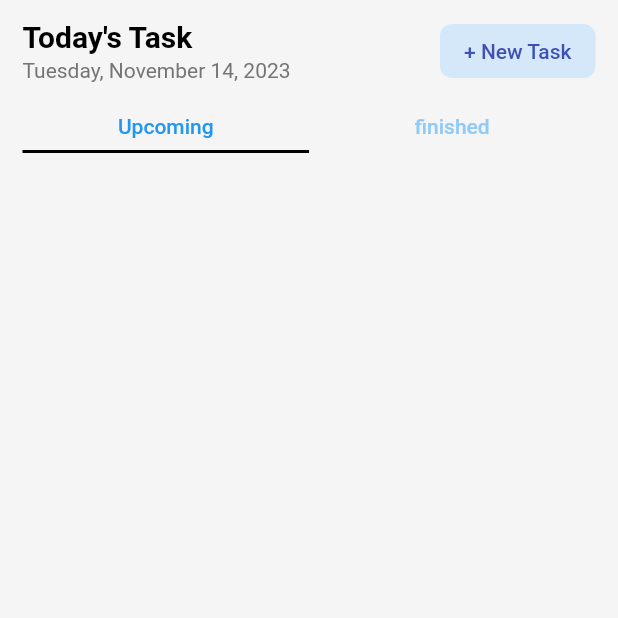
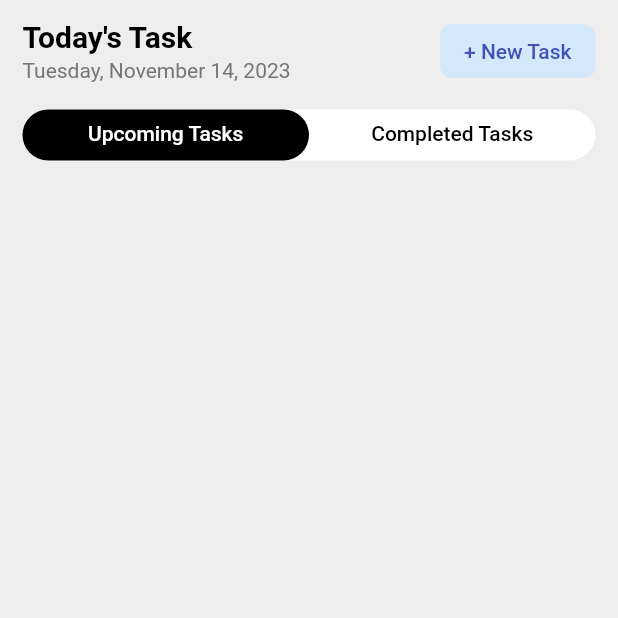
Before and after one commit to riishal/Reminder-App, a Flutter app: the screen it shows after launch, on a phone screen of 412 x 824 dp, the top half of it. Run offline on Flutter 3.47's test engine with Material 2 defaults, Android fonts, the light colour scheme and no system bars; our stand-ins replace cloud_firestore, firebase_core, flutter_local_notifications, flutter_native_timezone_updated_gradle, fluttertoast, permission_handler and 2 more; missing offline and left inert: a package; accounts and stored records are empty.

Commit message:
last commit

```diff
--- a/lib/constants/alert_message.dart
+++ b/lib/constants/alert_message.dart
@@ -11,7 +11,7 @@ class AlertMessage {
             onPressed: () {
               Navigator.pop(context);
             },
-            child: Text("Ok"))
+            child: const Text("Ok"))
       ],
     );
     showDialog(
--- a/lib/service/notification_helper.dart
+++ b/lib/service/notification_helper.dart
@@ -84,13 +84,13 @@ class LocalNotifications {
         payload: payload);
   }
 
-  static tz.TZDateTime _tzDateTime(
-      String year, String month, String day, String hour, String minute) {
+  static tz.TZDateTime _tzDateTime(String year, String month, String day,
+      String hour, String minute, int minut) {
     print('Scheduled : Date $year:$month:$day | Time $hour:$minute');
     final tz.TZDateTime now = tz.TZDateTime.now(tz.local);
     tz.TZDateTime scheduledDate = tz.TZDateTime.from(
         DateTime(int.parse(year), int.parse(month), int.parse(day),
-            int.parse(hour), int.parse(minute) - 5),
+            int.parse(hour), int.parse(minute) - minut),
         tz.local);
     if (scheduledDate.isBefore(now)) {
       scheduledDate = scheduledDate.add(const Duration(days: 1));
@@ -99,13 +99,13 @@ class LocalNotifications {
   }
 
   // to schedule a local notification
-  static Future showScheduleNotification({
-    required String title,
-    required String body,
-    required String payload,
-    required String time,
-    required String date,
-  }) async {
+  static Future showScheduleNotification(
+      {required String title,
+      required String body,
+      required String payload,
+      required String time,
+      required String date,
+      required int minute}) async {
     List dateList = date.split('/').toList(); // 11/23  [11, 23]
     String newFormat = DateFormat("HH:mm")
         .format(DateFormat("hh:mma").parse(time.split(" ").join()));
@@ -119,13 +119,8 @@ class LocalNotifications {
         Random().nextInt(10000),
         title,
         body,
-        _tzDateTime(
-          dateList[2],
-          dateList[0],
-          dateList[1],
-          timeList[0],
-          timeList[1],
-        ),
+        _tzDateTime(dateList[2], dateList[0], dateList[1], timeList[0],
+            timeList[1], minute),
         // tz.TZDateTime.now(tz.local).add(const Duration(seconds: 1)),
         const NotificationDetails(
             android: AndroidNotificationDetails(
--- a/lib/view/homepage.dart
+++ b/lib/view/homepage.dart
@@ -21,12 +21,17 @@ class HomePage extends StatefulWidget {
 class _HomePageState extends State<HomePage>
     with SingleTickerProviderStateMixin {
   late TabController tabController;
-  late TaskHomeProvider taskHomeProvider;
+  late AddTaskProvider addTaskProvider;
   @override
   void initState() {
     tabController = TabController(length: 2, vsync: this);
-    taskHomeProvider = Provider.of<TaskHomeProvider>(context, listen: false);
+    addTaskProvider = Provider.of<AddTaskProvider>(context, listen: false);
     super.initState();
+  }
+
+  Future<void> refresh() async {
+    FirebaseFirestore.instance.collection('todoApp').get();
+    return Future.delayed(const Duration(seconds: 2));
   }
 
   @override
@@ -36,7 +41,7 @@ class _HomePageState extends State<HomePage>
     var size = MediaQuery.of(context).size;
 
     return Scaffold(
-        backgroundColor: Colors.grey.shade100,
+        backgroundColor: Colors.grey.shade200,
         // appBar: AppBar(
         //   title: Text(
         //     "Todo App",
@@ -45,9 +50,10 @@ class _HomePageState extends State<HomePage>
         //   backgroundColor: Colors.white,
         //   elevation: 0,
         // ),
+
         body: SafeArea(
           child: Container(
-            margin: EdgeInsets.symmetric(horizontal: 15, vertical: 10),
+            margin: const EdgeInsets.symmetric(horizontal: 15, vertical: 10),
             child: Column(
               children: [
                 Row(
@@ -95,22 +101,37 @@ class _HomePageState extends State<HomePage>
                         ))
                   ],
                 ),
-                SizedBox(
-                  height: 10,
+                const SizedBox(
+                  height: 15,
                 ),
-                TabBar(
+                Container(
+                  decoration: BoxDecoration(
+                    color: Colors.white,
+                    borderRadius: BorderRadius.circular(30),
+                  ),
+                  child: TabBar(
+                    indicator: BoxDecoration(
+                        borderRadius:
+                            BorderRadius.circular(30), // Creates border
+                        color: Colors.black),
                     controller: tabController,
-                  labelColor: Colors.blue,
-                  unselectedLabelColor: Colors.blue.shade200,
-                  indicatorColor: Colors.black,
+                    unselectedLabelColor: Colors.black,
+                    labelColor: Colors.white,
                     indicatorSize: TabBarIndicatorSize.tab,
                     labelPadding: const EdgeInsets.symmetric(vertical: 8),
-                  tabs: const [
-                    Text('Upcoming'),
-                    Text('finished'),
+                    tabs: [
+                      Text(
+                        'Upcoming Tasks',
+                        // style: TextStyle(color: Colors.blue)
+                      ),
+                      Text(
+                        'Completed Tasks',
+                        // style: TextStyle(color: Colors.red.shade500),
+                      ),
                     ],
                   ),
-                SizedBox(
+                ),
+                const SizedBox(
                   height: 15,
                 ),
                 Expanded(
@@ -135,19 +156,33 @@ class _HomePageState extends State<HomePage>
           builder: (context, snapshot) {
             if (snapshot.hasData) {
               final documents = snapshot.data!.docs;
-              taskHomeProvider.checkTaskConditions(
-                  snapshot.data!.docs, taskState);
+              // getdata.checkTaskConditions(snapshot.data!.docs, taskState);
 
-              return Container(
+              return SizedBox(
                 height: 500,
+                child: RefreshIndicator(
+                  onRefresh: refresh,
+                  color: Colors.white,
+                  backgroundColor: Colors.black,
+                  strokeWidth: 4.0,
                   child: ListView.separated(
                       itemBuilder: (context, index) {
                         QueryDocumentSnapshot<Map<String, dynamic>> data =
                             snapshot.data!.docs[index];
+                        addTaskProvider.updateTimeDateState(
+                            data["dateTask"], data["timeTask"], data.id);
                         return Material(
                           color: Colors.transparent,
                           child: Ink(
                             decoration: BoxDecoration(
+                                boxShadow: [
+                                  BoxShadow(
+                                      color: data["taskState"] == "finished"
+                                          ? Colors.red
+                                          : Colors.black,
+                                      blurRadius: 1,
+                                      offset: Offset(10, 10))
+                                ],
                                 color: Colors.white,
                                 borderRadius: BorderRadius.circular(12)),
                             child: InkWell(
@@ -158,7 +193,8 @@ class _HomePageState extends State<HomePage>
                                   showModalBottomSheet(
                                     isScrollControlled: true,
                                     shape: RoundedRectangleBorder(
-                                      borderRadius: BorderRadius.circular(25)),
+                                        borderRadius:
+                                            BorderRadius.circular(25)),
                                     context: context,
                                     builder: (context) => AddNewTask(
                                       size: size,
@@ -166,17 +202,18 @@ class _HomePageState extends State<HomePage>
                                       data: data,
                                     ),
                                   );
+
                                   // print(buttonIndex);
-                                // getdata
-                                //     .updateRadioValue(data["category"]);
-                                // getdata.titleController.text =
-                                //     data["titleTask"];
-                                // getdata.descriptionController.text =
-                                //     data["description"];
-                                // getdata.dateValue =
-                                //     data["dateTask"].toString();
-                                // getdata.timeValue =
-                                //     data["timeTask"].toString();
+                                  addTaskProvider
+                                      .updateRadioValue(data["category"]);
+                                  addTaskProvider.titleController.text =
+                                      data["titleTask"];
+                                  addTaskProvider.descriptionController.text =
+                                      data["description"];
+                                  addTaskProvider.dateValue =
+                                      data["dateTask"].toString();
+                                  addTaskProvider.timeValue =
+                                      data["timeTask"].toString();
                                 },
                                 child: CardTodoListWidget(data: data)),
                           ),
@@ -186,6 +223,7 @@ class _HomePageState extends State<HomePage>
                             height: 15,
                           ),
                       itemCount: documents.length),
+                ),
               );
             }
             return const Center(child: CircularProgressIndicator());
--- a/lib/widgets/radio_widget.dart
+++ b/lib/widgets/radio_widget.dart
@@ -26,7 +26,7 @@ class RadioWidget extends StatelessWidget {
         child: RadioListTile(
           contentPadding: EdgeInsets.zero,
           title: Transform.translate(
-              offset: Offset(-22, 0),
+              offset: const Offset(-22, 0),
               child: Text(
                 titleRadio,
                 style:
--- a/lib/widgets/textfield_widget.dart
+++ b/lib/widgets/textfield_widget.dart
@@ -16,7 +16,7 @@ class TextFieldWidget extends StatelessWidget {
   @override
   Widget build(BuildContext context) {
     return Container(
-        padding: EdgeInsets.symmetric(horizontal: 20),
+        padding: const EdgeInsets.symmetric(horizontal: 20),
         decoration: BoxDecoration(
             color: Colors.grey.shade200,
             borderRadius: BorderRadius.circular(9)),
```
Also changed, not shown: lib/provider/add_task_provider.dart (+73 -14 lines), lib/service/todo_service.dart (+11 -1 lines), lib/widgets/card_todo_widget.dart (+39 -24 lines), lib/widgets/date_time_widget.dart (+5 -8 lines), lib/widgets/day_widget.dart (added, +19 -0 lines). Lines whose indentation alone changed are shown as unchanged.
